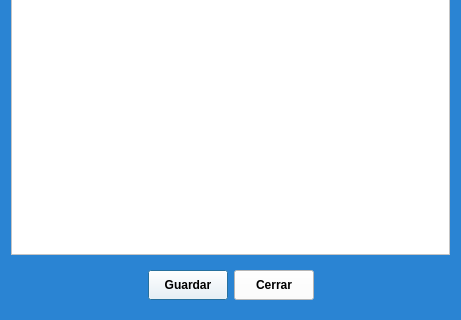
Old version of the form factura.ui in the repository Adr802/P59-Tienda; both pictures show x 0 to 461 and y 270 to 590 of the 461 by 590 pixel window.
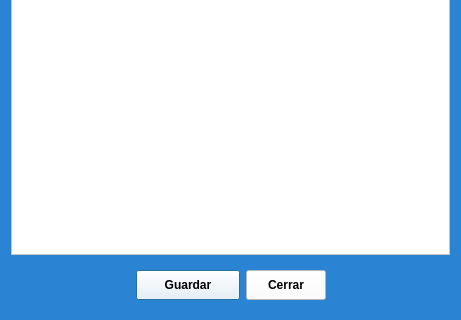
New version of the form. Icons and pictures are not drawn.

```diff
--- a/factura.ui
+++ b/factura.ui
@@ -71,7 +71,7 @@
         </property>
         <property name="minimumSize">
          <size>
-          <width>80</width>
+          <width>104</width>
           <height>30</height>
          </size>
         </property>
```
Left out of the diff: 12 changed lines with no effect on the pictures.
